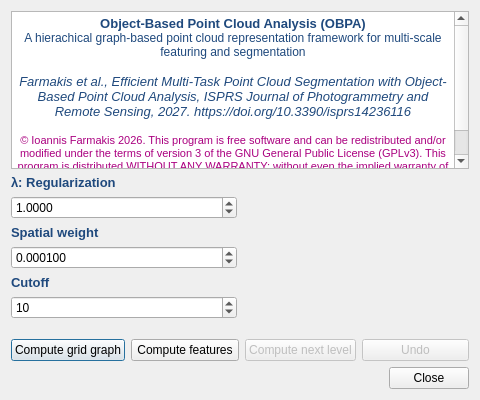
The window that ui/qGAEDialog.ui (farmakis/qGAE) describes before a commit, drawn with Qt 5.
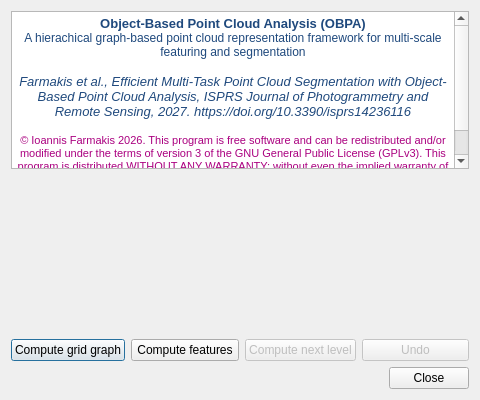
The same window after the commit. Icons and pictures are not drawn.

Diff of the .ui file:
```diff
--- a/ui/qGAEDialog.ui
+++ b/ui/qGAEDialog.ui
@@ -39,118 +39,6 @@
    </item>
    <item>
     <layout class="QHBoxLayout" name="horizontalLayout" stretch="1,1">
-         <item>
-          <layout class="QVBoxLayout" name="verticalLayout_4">
-           <item>
-            <widget class="QLabel" name="label_regularization">
-             <property name="text">
-              <string>&lt;html&gt;&lt;head/&gt;&lt;body&gt;&lt;p&gt;&lt;span style=&quot; font-size:10pt; font-weight:600; color:#1f497d;&quot;&gt;λ: Regularization&lt;/span&gt;&lt;/p&gt;&lt;/body&gt;&lt;/html&gt;</string>
-             </property>
-            </widget>
-           </item>
-           <item>
-            <widget class="QDoubleSpinBox" name="doubleSpinBoxRegularization">
-             <property name="decimals">
-              <number>4</number>
-             </property>
-             <property name="maximum">
-              <double>1000000.000000000000000</double>
-             </property>
-             <property name="singleStep">
-              <double>0.100000000000000</double>
-             </property>
-             <property name="value">
-              <double>1.000000000000000</double>
-             </property>
-            </widget>
-           </item>
-           <item>
-            <spacer name="verticalSpacer_3">
-             <property name="orientation">
-              <enum>Qt::Vertical</enum>
-             </property>
-             <property name="sizeHint" stdset="0">
-              <size>
-               <width>20</width>
-               <height>20</height>
-              </size>
-             </property>
-            </spacer>
-           </item>
-           <item>
-            <widget class="QLabel" name="label_spatialWeight">
-             <property name="text">
-              <string>&lt;html&gt;&lt;head/&gt;&lt;body&gt;&lt;p&gt;&lt;span style=&quot; font-size:10pt; font-weight:600; color:#1f497d;&quot;&gt;Spatial weight&lt;/span&gt;&lt;/p&gt;&lt;/body&gt;&lt;/html&gt;</string>
-             </property>
-            </widget>
-           </item>
-           <item>
-            <widget class="QDoubleSpinBox" name="doubleSpinBoxSpatialWeight">
-             <property name="decimals">
-              <number>6</number>
-             </property>
-             <property name="minimum">
-              <double>0.000001000000000</double>
-             </property>
-             <property name="maximum">
-              <double>1.000000000000000</double>
-             </property>
-             <property name="singleStep">
-              <double>0.000100000000000</double>
-             </property>
-             <property name="value">
-              <double>0.000100000000000</double>
-             </property>
-            </widget>
-           </item>
-           <item>
-            <spacer name="verticalSpacer_2">
-             <property name="orientation">
-              <enum>Qt::Vertical</enum>
-             </property>
-             <property name="sizeHint" stdset="0">
-              <size>
-               <width>20</width>
-               <height>20</height>
-              </size>
-             </property>
-            </spacer>
-           </item>
-           <item>
-            <widget class="QLabel" name="label_cutoff">
-             <property name="text">
-              <string>&lt;html&gt;&lt;head/&gt;&lt;body&gt;&lt;p&gt;&lt;span style=&quot; font-size:10pt; font-weight:600; color:#1f497d;&quot;&gt;Cutoff&lt;/span&gt;&lt;/p&gt;&lt;/body&gt;&lt;/html&gt;</string>
-             </property>
-            </widget>
-           </item>
-           <item>
-            <widget class="QSpinBox" name="intSpinBoxCutoff">
-             <property name="minimum">
-              <number>1</number>
-             </property>
-             <property name="maximum">
-              <number>100000</number>
-             </property>
-             <property name="value">
-              <number>10</number>
-             </property>
-            </widget>
-           </item>
-           <item>
-            <spacer name="verticalSpacer_4">
-             <property name="orientation">
-              <enum>Qt::Vertical</enum>
-             </property>
-             <property name="sizeHint" stdset="0">
-              <size>
-               <width>20</width>
-               <height>40</height>
-              </size>
-             </property>
-            </spacer>
-           </item>
-          </layout>
-         </item>
          <item>
           <widget class="QLabel" name="label_image">
            <property name="autoFillBackground">
@@ -159,9 +47,6 @@
            <property name="styleSheet">
             <string notr="true"/>
            </property>
-           <property name="text">
-            <string/>
-           </property>
            <property name="pixmap">
             <pixmap resource="../qGAE.qrc">:/CC/plugin/qGAE/images/hierarchical-partition.jpg</pixmap>
            </property>
```
Lines whose indentation alone changed are shown as unchanged.
